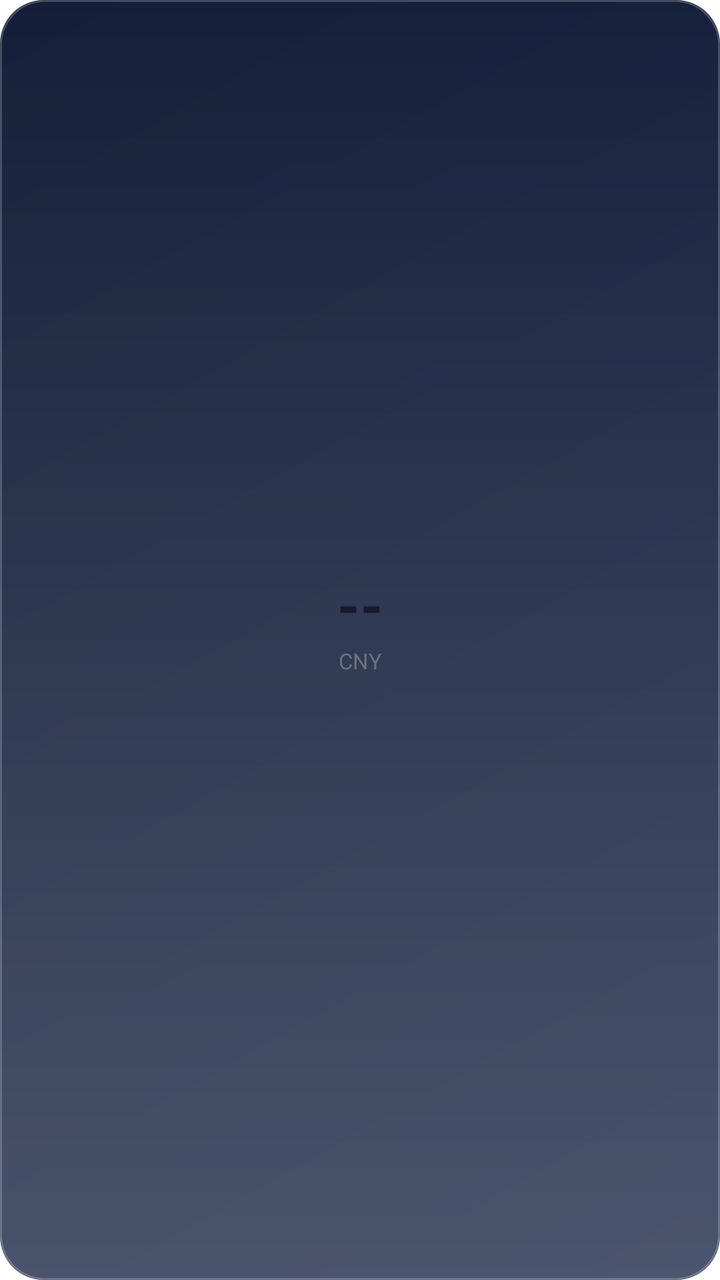
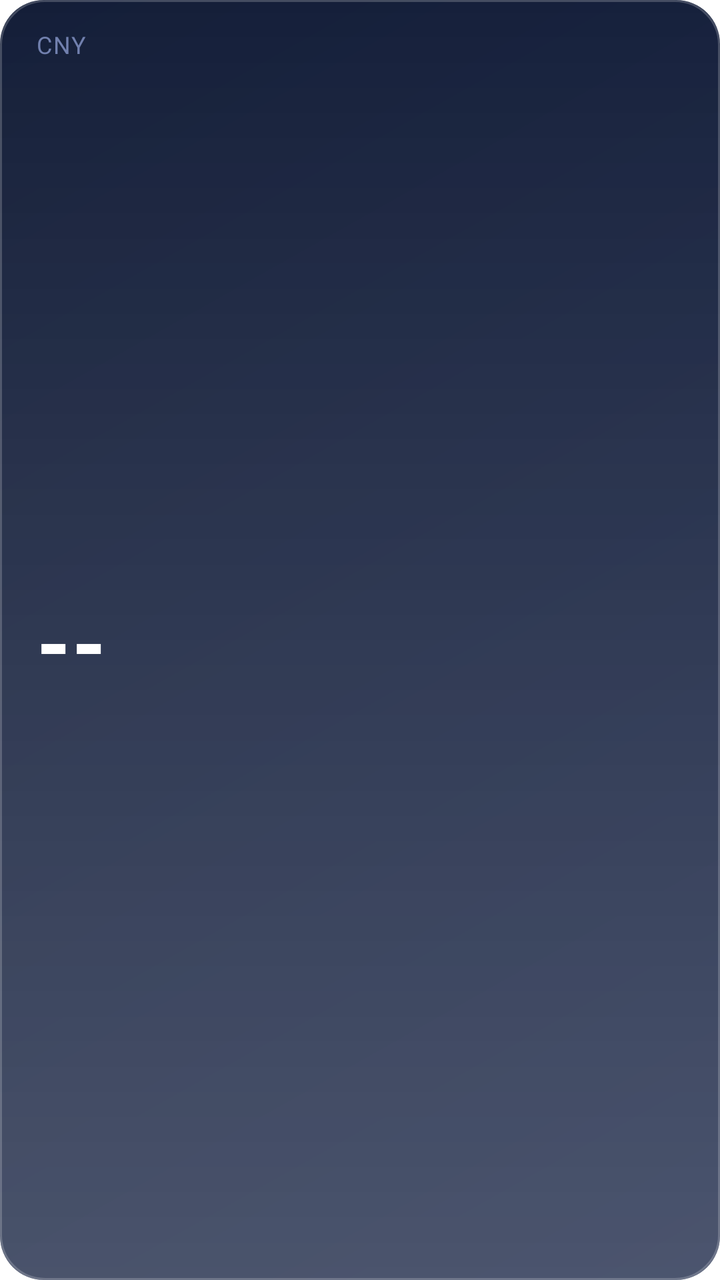

Screens rendered from an Android XML layout before and after an edit, with the pre-edit source and the edit as a unified diff.
<!-- AndroidManifest.xml: application theme Theme.MaterialComponents.DayNight.NoActionBar -->
<!-- res/layout/widget_layout.xml -->
<?xml version="1.0" encoding="utf-8"?>
<LinearLayout
    xmlns:android="http://schemas.android.com/apk/res/android"
    android:id="@+id/widget_root"
    android:layout_width="match_parent"
    android:layout_height="match_parent"
    android:orientation="vertical"
    android:gravity="center"
    android:padding="12dp"
    android:background="@drawable/widget_background">

    
    <TextView
        android:id="@+id/tv_balance"
        android:layout_width="wrap_content"
        android:layout_height="wrap_content"
        android:text="--"
        android:textSize="28sp"
        android:textColor="@color/widget_balance"
        android:textStyle="bold"
        android:fontFamily="sans-serif-medium"
        android:singleLine="true"
        android:gravity="center"
        android:layout_gravity="center" />

    
    <TextView
        android:id="@+id/tv_currency"
        android:layout_width="wrap_content"
        android:layout_height="wrap_content"
        android:text="CNY"
        android:textSize="11sp"
        android:textColor="@color/widget_subtitle"
        android:singleLine="true"
        android:layout_marginTop="2dp"
        android:gravity="center"
        android:layout_gravity="center" />

    
    <TextView
        android:id="@+id/tv_updated"
        android:layout_width="wrap_content"
        android:layout_height="wrap_content"
        android:text=""
        android:textSize="9sp"
        android:textColor="@color/widget_subtitle"
        android:alpha="0.5"
        android:singleLine="true"
        android:layout_marginTop="6dp"
        android:gravity="center"
        android:layout_gravity="center" />

</LinearLayout>
<!-- resources referenced by this layout -->
<resources>
  <color name="widget_balance">#1A1A2E</color>
  <color name="widget_subtitle">#6B7280</color>
  <!-- drawable widget_background (drawable) -->
  <?xml version="1.0" encoding="utf-8"?>
  <layer-list xmlns:android="http://schemas.android.com/apk/res/android">
      
      <item>
          <shape android:shape="rectangle">
              <gradient
                  android:startColor="#1E2A4A"
                  android:endColor="#141E38"
                  android:angle="135" />
              <corners android:radius="22dp" />
          </shape>
      </item>
      
      <item android:top="0dp" android:left="0dp" android:right="0dp" android:bottom="0dp">
          <shape android:shape="rectangle">
              <gradient
                  android:startColor="#33FFFFFF"
                  android:endColor="#00FFFFFF"
                  android:angle="90" />
              <corners android:radius="22dp" />
          </shape>
      </item>
      
      <item>
          <shape android:shape="rectangle">
              <stroke
                  android:width="1dp"
                  android:color="#33FFFFFF" />
              <corners android:radius="22dp" />
              <solid android:color="#00000000" />
          </shape>
      </item>
  </layer-list>
</resources>

<!-- the commit's change to res/layout/widget_layout.xml (unified diff, before → after) -->
@@ -5,23 +5,12 @@
     android:layout_width="match_parent"
     android:layout_height="match_parent"
     android:orientation="vertical"
-    android:gravity="center"
-    android:padding="12dp"
+    android:gravity="center_vertical"
+    android:paddingLeft="18dp"
+    android:paddingRight="18dp"
+    android:paddingTop="14dp"
+    android:paddingBottom="14dp"
     android:background="@drawable/widget_background">
-
-    
-    <TextView
-        android:id="@+id/tv_balance"
-        android:layout_width="wrap_content"
-        android:layout_height="wrap_content"
-        android:text="--"
-        android:textSize="28sp"
-        android:textColor="@color/widget_balance"
-        android:textStyle="bold"
-        android:fontFamily="sans-serif-medium"
-        android:singleLine="true"
-        android:gravity="center"
-        android:layout_gravity="center" />
 
     
     <TextView
@@ -29,25 +18,57 @@
         android:layout_width="wrap_content"
         android:layout_height="wrap_content"
         android:text="CNY"
-        android:textSize="11sp"
-        android:textColor="@color/widget_subtitle"
+        android:textSize="12sp"
+        android:textColor="#8899CC"
+        android:letterSpacing="0.05"
         android:singleLine="true"
-        android:layout_marginTop="2dp"
-        android:gravity="center"
-        android:layout_gravity="center" />
+        android:alpha="0.8" />
 
     
     <TextView
-        android:id="@+id/tv_updated"
-        android:layout_width="wrap_content"
+        android:id="@+id/tv_balance"
+        android:layout_width="match_parent"
+        android:layout_height="0dp"
+        android:layout_weight="1"
+        android:text="--"
+        android:textSize="42sp"
+        android:textColor="#FFFFFF"
+        android:textStyle="bold"
+        android:fontFamily="sans-serif-medium"
+        android:singleLine="true"
+        android:gravity="center_vertical"
+        android:layout_marginTop="4dp"
+        android:layout_marginBottom="4dp" />
+
+    
+    <LinearLayout
+        android:layout_width="match_parent"
         android:layout_height="wrap_content"
-        android:text=""
-        android:textSize="9sp"
-        android:textColor="@color/widget_subtitle"
-        android:alpha="0.5"
-        android:singleLine="true"
-        android:layout_marginTop="6dp"
-        android:gravity="center"
-        android:layout_gravity="center" />
+        android:orientation="horizontal"
+        android:gravity="bottom">
+
+        <TextView
+            android:id="@+id/tv_status"
+            android:layout_width="0dp"
+            android:layout_height="wrap_content"
+            android:layout_weight="1"
+            android:text=""
+            android:textSize="11sp"
+            android:textColor="#8899CC"
+            android:alpha="0.7"
+            android:singleLine="true" />
+
+        <TextView
+            android:id="@+id/tv_updated"
+            android:layout_width="wrap_content"
+            android:layout_height="wrap_content"
+            android:text=""
+            android:textSize="10sp"
+            android:textColor="#8899CC"
+            android:alpha="0.5"
+            android:singleLine="true"
+            android:layout_marginLeft="6dp" />
+
+    </LinearLayout>
 
 </LinearLayout>
<!-- resource entries referenced after the edit -->
@@ -1,7 +1,5 @@
 <!-- resources referenced by this layout -->
 <resources>
-  <color name="widget_balance">#1A1A2E</color>
-  <color name="widget_subtitle">#6B7280</color>
   <!-- drawable widget_background (drawable) -->
   <?xml version="1.0" encoding="utf-8"?>
   <layer-list xmlns:android="http://schemas.android.com/apk/res/android">
